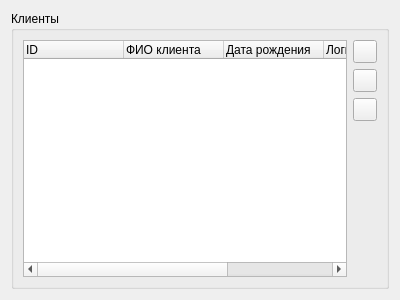
Old version of the form Admin/MainManager/clientsWidget/cclientswidget.ui in the repository Demonist/TCS.
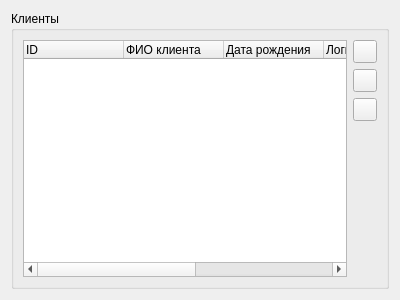
New version of the form. Icons and pictures are not drawn.

```diff
--- a/Admin/MainManager/clientsWidget/cclientswidget.ui
+++ b/Admin/MainManager/clientsWidget/cclientswidget.ui
@@ -50,6 +50,11 @@
           <string>Пароль</string>
          </property>
         </column>
+        <column>
+         <property name="text">
+          <string>Телефон</string>
+         </property>
+        </column>
        </widget>
       </item>
       <item row="0" column="1">
```
Left out of the diff: 1 changed line with no effect on the pictures.
